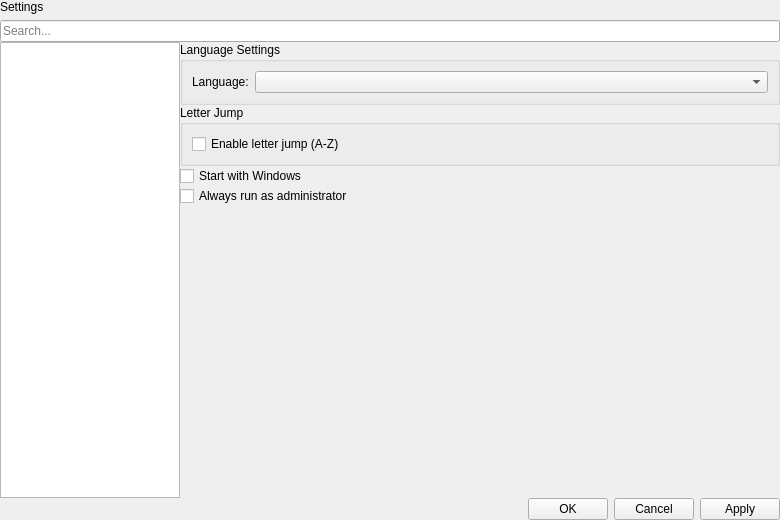
Above: ui/SettingsDialog.ui from Hendrix4858/AltTaber before the change. Below: the same form after it.
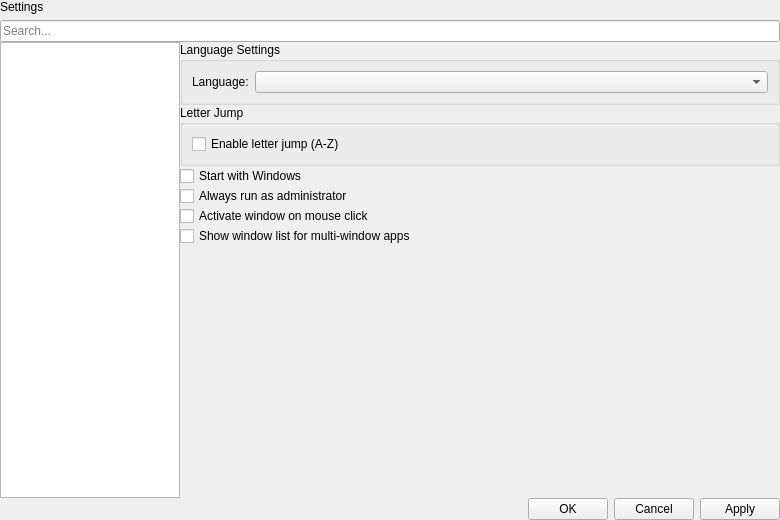
That is the form after the change.

Commit message: [Feature]Add "Active window on mouse click" and "show window list for multi-window apps" option.

The edit to the form file:
```diff
--- a/ui/SettingsDialog.ui
+++ b/ui/SettingsDialog.ui
@@ -174,6 +174,20 @@
            </property>
           </widget>
          </item>
+          <item>
+           <widget class="QCheckBox" name="mouseClickActivateCheck">
+            <property name="text">
+             <string>Activate window on mouse click</string>
+            </property>
+           </widget>
+          </item>
+          <item>
+           <widget class="QCheckBox" name="clickShowGroupCheck">
+            <property name="text">
+             <string>Show window list for multi-window apps</string>
+            </property>
+           </widget>
+          </item>
          <item>
           <spacer name="generalSpacer">
            <property name="orientation">
```
Lines whose indentation alone changed are shown as unchanged. The commit also changes 5 other files.
